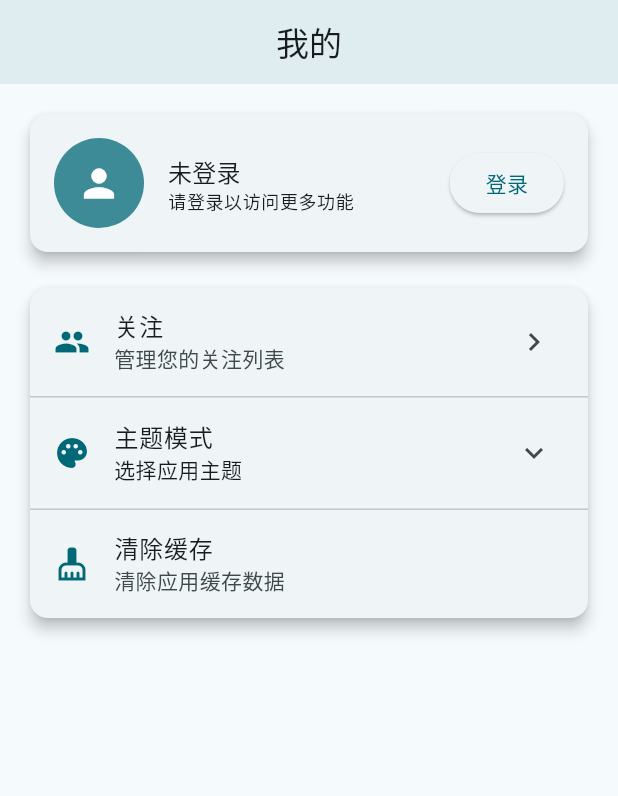
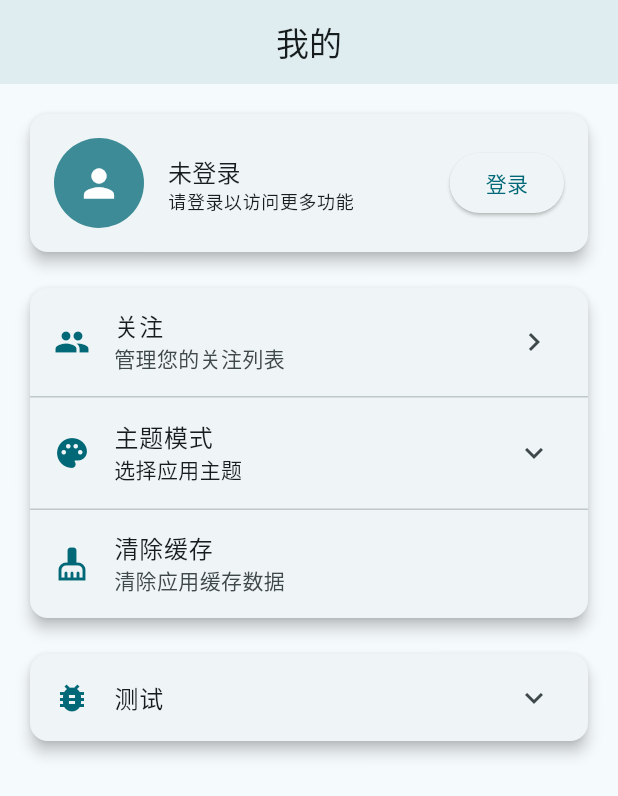
Before and after one commit to blinkspark/jiahe, a Flutter app: the ConfigPage screen opened directly, on a phone screen of 412 x 824 dp. Shown: the top 796 px of the screen. Run offline on Flutter 3.47's test engine with Material 3 defaults, Android fonts, the phone set to English and light mode, and no system bars; our stand-ins replace cached_network_image, dio, file_picker, flutter_cache_manager, flutter_dotenv, get and 5 more; missing offline and left inert: media_kit, media_kit_video; accounts and stored records are empty; network calls fail.

Commit message:
feat(chat): 初始化聊天功能并获取会话列表
- 修改 Android 包名为 `com.nealfree001.jiahe`
- 在 `ChatsController` 中新增 `conversations` 状态，并在初始化时调用 `fetchConversations`
- 实现从 `chatService` 获取会话列表并更新到状态中
- 更新 `ChatsPage` UI 结构以展示动态会话数据，包括头像和 ID 显示逻辑
- 添加导航入口：在 `ConfigPage` 增加跳转至 `ChatsPage` 的测试菜单项
- 调整主页底部导航栏顺序及图标，将“聊天”替换为“相册”
- 引入 `AlbumsPage` 并调整页面切换逻辑
- 移除调试日志输出语句
- 新增 `ChatService` 方法用于获取完整会话列表数据

```diff
--- a/app/lib/pages/config_page.dart
+++ b/app/lib/pages/config_page.dart
@@ -1,5 +1,6 @@
 import 'package:app/controllers/config_controller.dart';
 import 'package:app/controllers/user_controller.dart';
+import 'package:app/pages/chats_page.dart';
 import 'package:app/state.dart';
 import 'package:flutter/material.dart';
 import 'package:flutter_cache_manager/flutter_cache_manager.dart';
@@ -16,7 +17,6 @@ class ConfigPage extends StatelessWidget {
 
   @override
   Widget build(BuildContext context) {
-    logger.d(configController.themeMode.value);
     return Scaffold(
       appBar: AppBar(title: Text("我的"), centerTitle: true),
       body: SingleChildScrollView(
@@ -205,6 +205,35 @@ class ConfigPage extends StatelessWidget {
                 ],
               ),
             ),
+            Card(
+              elevation: 4,
+              shape: RoundedRectangleBorder(
+                borderRadius: BorderRadius.circular(12),
+              ),
+              child: Column(
+                children: [
+                  ExpansionTile(
+                    leading: Icon(
+                      Icons.bug_report,
+                      color: Get.theme.colorScheme.primary,
+                    ),
+                    title: Text("测试"),
+                    children: [
+                      ListTile(
+                        leading: Icon(
+                          Icons.chat,
+                          color: Get.theme.colorScheme.primary,
+                        ),
+                        onTap: () {
+                          Get.to(() => ChatsPage());
+                        },
+                        title: Text("聊天"),
+                      ),
+                    ],
+                  ),
+                ],
+              ),
+            ),
           ],
         ),
       ),
--- a/app/lib/services/chat_service.dart
+++ b/app/lib/services/chat_service.dart
@@ -5,4 +5,9 @@ import 'package:pocketbase/pocketbase.dart';
 class ChatService extends GetxService {
   final Logger logger = Get.find();
   final PocketBase pb = Get.find();
+
+  Future<List<Map<String, dynamic>>> getConversations() async {
+    final chats = await pb.collection('conversations').getFullList();
+    return chats.map((e) => e.data).toList();
+  }
 }
```
Also changed, not shown: app/lib/controllers/chats_controller.dart (+12 -4 lines), app/lib/pages/chats_page.dart (+25 -4 lines), app/lib/pages/home_page.dart (+4 -4 lines), 1 other file.
